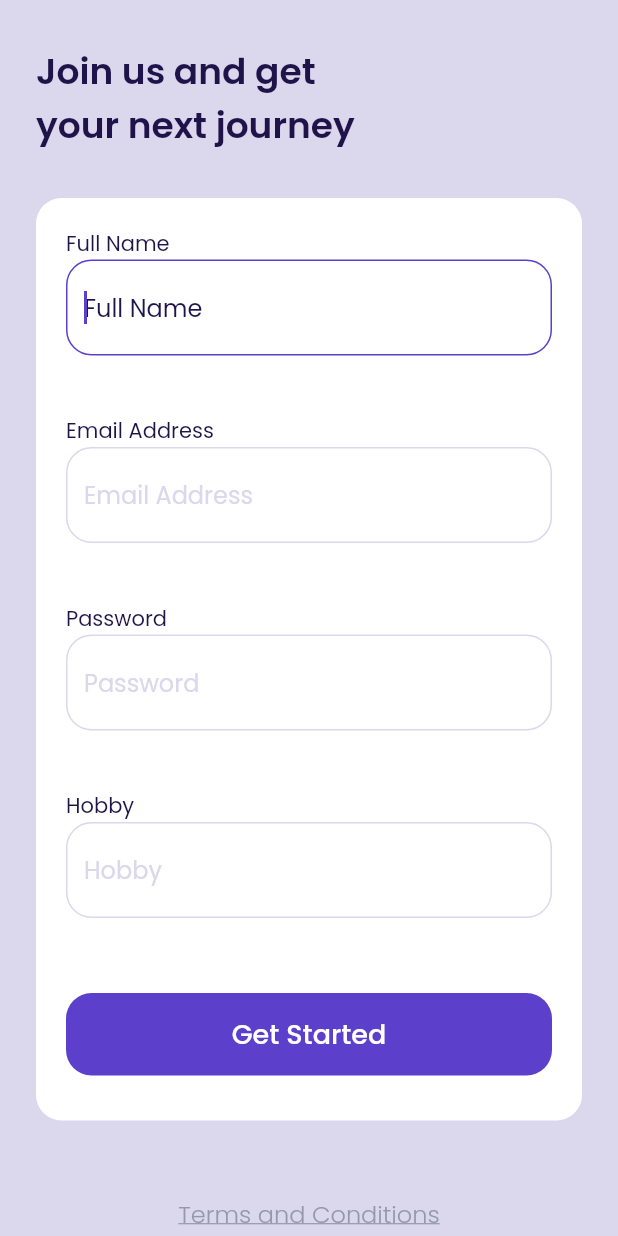
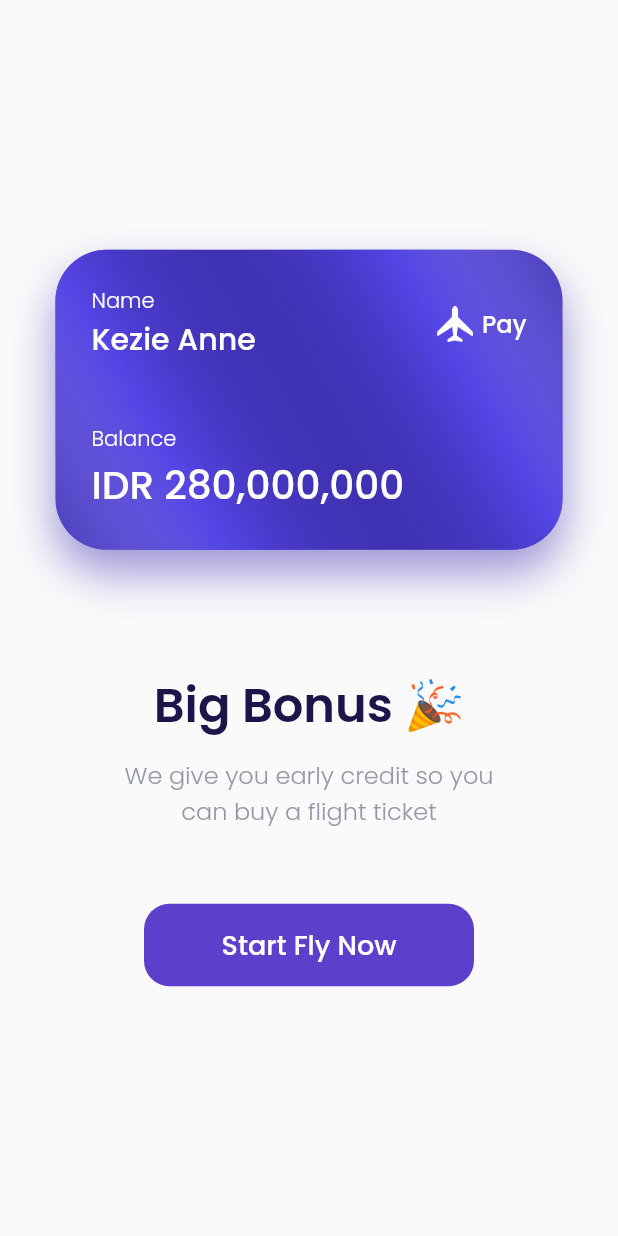
Before and after one commit to rudiusman18/Travel-App, a Flutter app: the SignUpPage screen opened by its route, after a tap on "Get Started", on a phone screen of 412 x 824 dp. Run offline on Flutter 3.47's test engine with Material 2 defaults, Android fonts, the phone set to English and light mode, and no system bars; our stand-ins replace google_fonts, page_transition.

Commit message:
Update Latest Rudi Usman

```diff
--- a/lib/main.dart
+++ b/lib/main.dart
@@ -1,3 +1,4 @@
+import 'package:airplane_mobile/user%20interface/pages/bonus_page.dart';
 import 'package:airplane_mobile/user%20interface/pages/get_started_page.dart';
 import 'package:airplane_mobile/user%20interface/pages/sign_up_page.dart';
 import 'package:airplane_mobile/user%20interface/pages/splash_screen.dart';
@@ -30,6 +31,9 @@ class MyApp extends StatelessWidget {
           case '/sign-up':
             return PageTransition(
                 child: SignUpPage(), type: PageTransitionType.rightToLeft);
+          case '/bonus':
+            return PageTransition(
+                child: BonusPage(), type: PageTransitionType.rightToLeft);
         }
       },
       home: Scaffold(
--- /dev/null
+++ b/lib/user interface/pages/bonus_page.dart
@@ -0,0 +1,180 @@
+import 'package:airplane_mobile/shared/theme.dart';
+import 'package:flutter/material.dart';
+
+class BonusPage extends StatelessWidget {
+  @override
+  Widget build(BuildContext context) {
+    // NOTE: bonus card
+    Widget bonusCard({String? name, String? balance}) {
+      return Container(
+        margin: EdgeInsets.symmetric(horizontal: 37),
+        height: 200,
+        width: double.infinity,
+        decoration: BoxDecoration(
+          borderRadius: BorderRadius.circular(34),
+          color: Color(0xff3F32B2),
+        ),
+        child: Container(
+          padding: EdgeInsets.all(defaultMargin),
+          height: 200,
+          width: double.infinity,
+          decoration: BoxDecoration(
+            borderRadius: BorderRadius.circular(34),
+            boxShadow: [
+              BoxShadow(
+                  color: Color(0xff3F32B2).withOpacity(0.5),
+                  blurRadius: 25.0,
+                  offset: Offset(0, 15)),
+            ],
+            gradient: LinearGradient(
+              begin: Alignment.topRight,
+              end: Alignment.bottomLeft,
+              colors: [
+                Color(0xff998EFD).withOpacity(0.1),
+                Color(0xff5445E5),
+                Color(0xff3F32B2).withOpacity(0.1),
+                Color(0xff5445E5),
+                Color(0xff998EFD).withOpacity(0.1),
+              ],
+            ),
+          ),
+          child: Column(
+            mainAxisAlignment: MainAxisAlignment.spaceBetween,
+            crossAxisAlignment: CrossAxisAlignment.start,
+            children: [
+              Row(
+                children: [
+                  Expanded(
+                    child: Column(
+                      crossAxisAlignment: CrossAxisAlignment.start,
+                      children: [
+                        Text(
+                          'Name',
+                          style: whiteTextStyle.copyWith(
+                            fontSize: 14,
+                            fontWeight: light,
+                          ),
+                        ),
+                        Text(
+                          name.toString(),
+                          style: whiteTextStyle.copyWith(
+                            fontSize: 20,
+                            fontWeight: medium,
+                          ),
+                          overflow: TextOverflow.ellipsis,
+                        ),
+                      ],
+                    ),
+                  ),
+                  Image.asset(
+                    'assets/airplane_logo.png',
+                    width: 24,
+                    height: 24,
+                  ),
+                  SizedBox(
+                    width: 6,
+                  ),
+                  Text(
+                    'Pay',
+                    style: whiteTextStyle.copyWith(
+                      fontWeight: medium,
+                      fontSize: 16,
+                    ),
+                  ),
+                ],
+              ),
+              Column(
+                crossAxisAlignment: CrossAxisAlignment.start,
+                children: [
+                  Text(
+                    'Balance',
+                    style: whiteTextStyle.copyWith(
+                      fontWeight: light,
+                    ),
+                  ),
+                  Text(
+                    'IDR ' + balance.toString(),
+                    style: whiteTextStyle.copyWith(
+                      fontSize: 26,
+                      fontWeight: medium,
+                    ),
+                  ),
+                ],
+              ),
+            ],
+          ),
+        ),
+      );
+    }
+
+// NOTE: bonus content
+    Widget bonusContent() {
+      return Container(
+        margin: EdgeInsets.only(top: 80),
+        child: Column(
+          children: [
+            Text(
+              'Big Bonus 🎉',
+              style: titleTextStyle.copyWith(
+                fontSize: 32,
+                fontWeight: semiBold,
+              ),
+            ),
+            SizedBox(
+              height: 10,
+            ),
+            Container(
+              width: 250,
+              child: Text(
+                'We give you early credit so you can buy a flight ticket',
+                style: subtitleTextStyle.copyWith(
+                  fontSize: 16,
+                  fontWeight: light,
+                ),
+                textAlign: TextAlign.center,
+              ),
+            ),
+          ],
+        ),
+      );
+    }
+
+    Widget buttonSubmit() {
+      return Container(
+        margin: EdgeInsets.only(
+          top: 50,
+        ),
+        height: 55,
+        width: 220,
+        child: TextButton(
+          onPressed: () {},
+          style: TextButton.styleFrom(
+              backgroundColor: primaryColor,
+              shape: RoundedRectangleBorder(
+                borderRadius: BorderRadius.circular(defaultRadius),
+              )),
+          child: Text(
+            'Start Fly Now',
+            style: whiteTextStyle.copyWith(
+              fontSize: 18,
+              fontWeight: medium,
+            ),
+          ),
+        ),
+      );
+    }
+
+    return Scaffold(
+      body: SafeArea(
+        child: Column(
+          mainAxisAlignment: MainAxisAlignment.center,
+          children: [
+            bonusCard(name: 'Kezie Anne', balance: '280,000,000'),
+            bonusContent(),
+            buttonSubmit(),
+          ],
+        ),
+      ),
+    );
+  }
+}
--- a/lib/user interface/pages/sign_up_page.dart
+++ b/lib/user interface/pages/sign_up_page.dart
@@ -113,6 +113,7 @@ class _SignUpPageState extends State<SignUpPage> {
               print(emailController.text);
               print(passwordController.text);
               print(hobbyController.text);
+              Navigator.pushNamed(context, '/bonus');
             },
             child: Text(
               'Get Started',
```
Also changed, not shown: assets/bonus_card.png (added).
